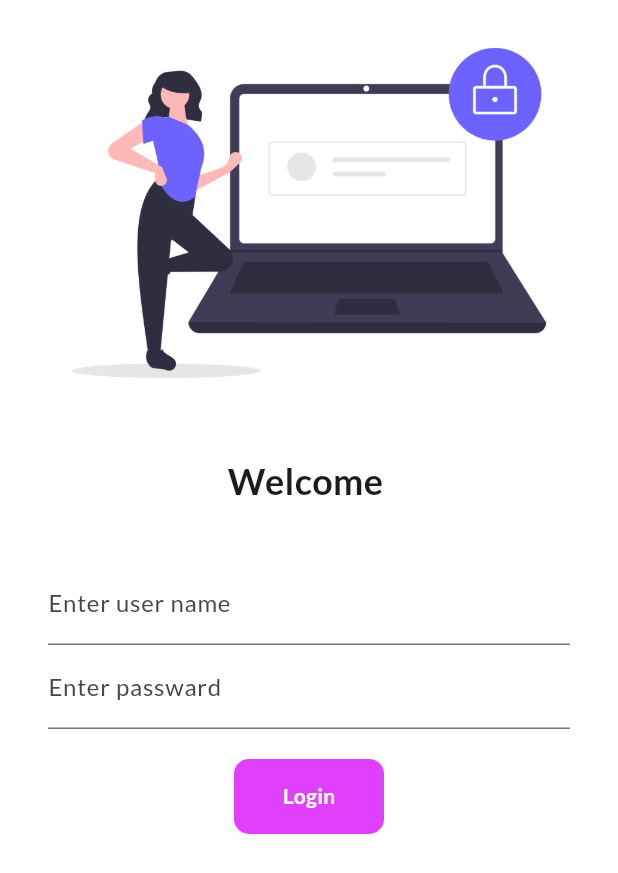
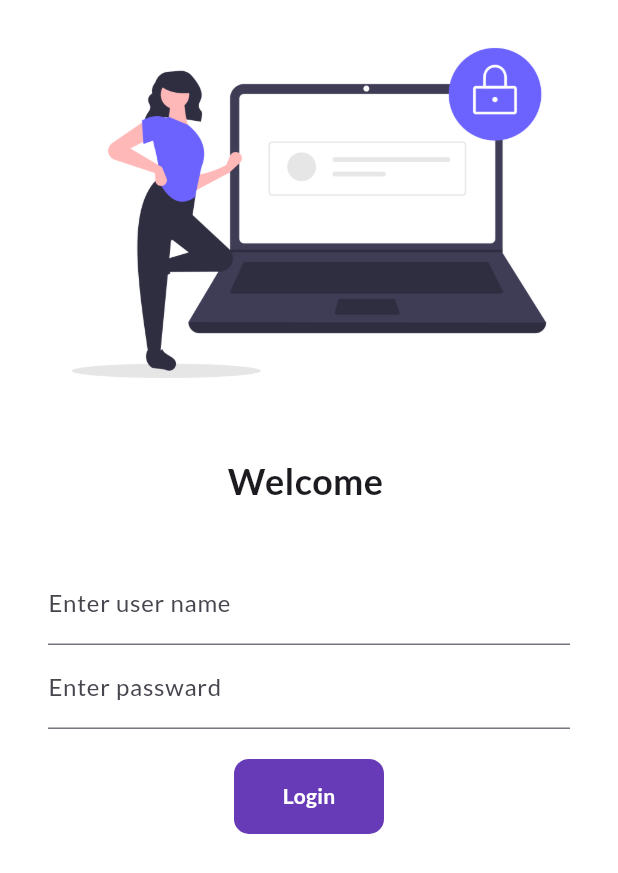
Before and after one commit to pragati-flutter/Catalogy_app, a Flutter app: the screen it shows after launch, on a phone screen of 412 x 824 dp. Shown: the top 873 px of the screen. Run offline on Flutter 3.47's test engine with Material 3 defaults, Android fonts, the light colour scheme and no system bars; our stand-ins replace google_fonts.

Commit message:
Day-3 completed

```diff
--- a/lib/pages/login_page.dart
+++ b/lib/pages/login_page.dart
@@ -13,10 +13,38 @@ class _LoginPageState extends State<LoginPage> {
 
   String name = "";
   bool changeButton = false;
+  final _formKey = GlobalKey<FormState>();
+
+moveToHome(BuildContext context) async{
+
+  if(_formKey.currentState?.validate()??false) {
+print("forms validate successfully");
+
+
+    setState(() {
+      changeButton = true;
+    });
+
+    await Future.delayed(Duration(seconds: 1));
+
+    await Navigator.pushNamed(context, MyRoutes.homeRoute);
+    setState(() {
+      changeButton = false;
+    });
+  }else{
+    print("not validate");
+  }
+}
+
+
+
   @override
   Widget build(BuildContext context) {
     return Material(
+
       color: Colors.white,
+      child: Form(
+        key: _formKey,
         child: Column(
           children: [
             Image.asset("images/undraw_secure_login_pdn4.png",
@@ -41,24 +69,21 @@ Padding(padding: const EdgeInsets.symmetric(vertical: 16.0,horizontal: 32.0),
                   decoration: InputDecoration(
                     hintText: "Username",
                     labelText: "Enter user name",
-
-
-
-
                   ),
-onChanged:(value){
-     name = value;
-setState(() {
-
-});
-},
 
                   validator: (value){
+
                     if(value== null || value.isEmpty){
                       return "username cannot be empty";
                     }
                     return null;
                   },
+        onChanged:(value){
+             name = value;
+        setState(() {});
+        },
+
+
 
                 ),
 
@@ -71,6 +96,7 @@ obscureText: true,
         labelText: "Enter passward",
             ),
           validator: (value){
+
             if(value==null||value.isEmpty){
         return "Password length should not be empty";
             }else if(value.length<6){
@@ -84,62 +110,31 @@ obscureText: true,
               ),
 
 
-InkWell(
 
-  onTap:() async {
-setState(() {
-  changeButton = true;
-});
+              Material(
+               borderRadius: BorderRadius.circular(changeButton?50:10),
 
-await Future.delayed(Duration(seconds:1));
+        color:  Colors.deepPurple,
+          child: InkWell(
 
-   Navigator.pushNamed(context, MyRoutes.homeRoute);
-
-  } ,
+            onTap:() => moveToHome(context),
           child: AnimatedContainer(
            duration: Duration(seconds: 1),
             alignment: Alignment.center,
             height: 50,
             width: changeButton?50:100,
-  decoration: BoxDecoration(
-    color: Colors.purpleAccent,
-borderRadius: BorderRadius.circular(changeButton?50:10),
-  ),
+
             child:changeButton?Icon(Icons.done,color: Colors.white,) :Text("Login",style:TextStyle(fontWeight: FontWeight.bold,color: Colors.white),),
           ),
+          ),
         )
-
-
-
-
-
-
-
-
-
-
-
-
-
-
-
-//             ElevatedButton( child:Text("Login") ,
-//             style: TextButton.styleFrom(minimumSize: Size(100, 50),
-//               backgroundColor: Colors.purple.shade300,
-//               foregroundColor: Colors.white
-//             ),
-//             onPressed: (){
-//
-//
-// Navigator.pushNamed(context,MyRoutes.homeRoute);
-//             },)
-
             ],
             ),
         ),
           ],
 
         ),
+      ),
     );
   }
 }
```
Lines whose indentation alone changed are shown as unchanged.
